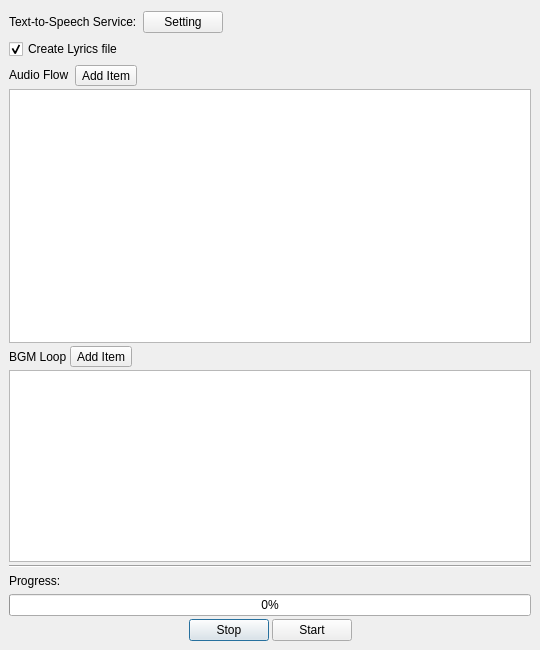
Old version of the form design/audiodialog.ui in the repository kokimame/joytan.
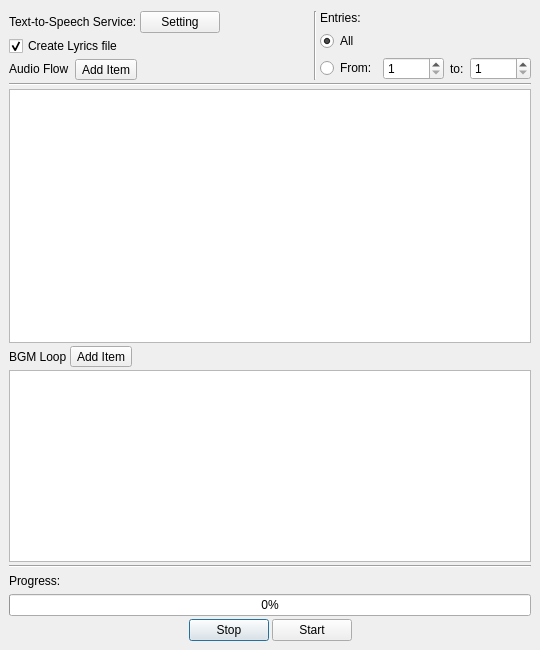
New version of the form.

Commit message: Adjust the range of Entry for making audiobook

The edit to the form file:
```diff
--- a/design/audiodialog.ui
+++ b/design/audiodialog.ui
@@ -25,12 +25,20 @@
    </property>
    <item>
     <layout class="QVBoxLayout" name="verticalLayout">
+     <property name="spacing">
+      <number>3</number>
+     </property>
      <item>
       <layout class="QHBoxLayout" name="horizontalLayout_3">
        <item>
-        <layout class="QHBoxLayout" name="horizontalLayout_2">
+        <layout class="QVBoxLayout" name="verticalLayout_4">
+         <property name="spacing">
+          <number>3</number>
+         </property>
          <item>
-          <widget class="QLabel" name="label">
+          <layout class="QHBoxLayout" name="horizontalLayout_4">
+           <item>
+            <widget class="QLabel" name="label_4">
            <property name="text">
             <string>Text-to-Speech Service:</string>
            </property>
@@ -47,7 +55,7 @@
           </widget>
          </item>
          <item>
-          <spacer name="horizontalSpacer_3">
+            <spacer name="horizontalSpacer_8">
            <property name="orientation">
             <enum>Qt::Horizontal</enum>
            </property>
@@ -61,12 +69,16 @@
          </item>
         </layout>
        </item>
-      </layout>
-     </item>
      <item>
-      <layout class="QHBoxLayout" name="horizontalLayout_6">
+          <layout class="QHBoxLayout" name="horizontalLayout_9">
        <item>
         <widget class="QCheckBox" name="lrcCheck">
+             <property name="sizePolicy">
+              <sizepolicy hsizetype="Minimum" vsizetype="Minimum">
+               <horstretch>0</horstretch>
+               <verstretch>0</verstretch>
+              </sizepolicy>
+             </property>
          <property name="text">
           <string>Create Lyrics file</string>
          </property>
@@ -90,11 +102,6 @@
        </item>
       </layout>
      </item>
-     <item>
-      <layout class="QVBoxLayout" name="verticalLayout_3">
-       <property name="spacing">
-        <number>3</number>
-       </property>
        <item>
         <layout class="QHBoxLayout" name="horizontalLayout_7">
          <property name="spacing">
@@ -129,6 +136,106 @@
          </item>
         </layout>
        </item>
+        </layout>
+       </item>
+       <item>
+        <widget class="Line" name="line_2">
+         <property name="orientation">
+          <enum>Qt::Vertical</enum>
+         </property>
+        </widget>
+       </item>
+       <item>
+        <layout class="QVBoxLayout" name="verticalLayout_5">
+         <property name="spacing">
+          <number>6</number>
+         </property>
+         <item>
+          <widget class="QLabel" name="label_5">
+           <property name="text">
+            <string>Entries:</string>
+           </property>
+          </widget>
+         </item>
+         <item>
+          <widget class="QRadioButton" name="allBtn">
+           <property name="sizePolicy">
+            <sizepolicy hsizetype="Minimum" vsizetype="Fixed">
+             <horstretch>0</horstretch>
+             <verstretch>0</verstretch>
+            </sizepolicy>
+           </property>
+           <property name="text">
+            <string>All</string>
+           </property>
+           <property name="checked">
+            <bool>true</bool>
+           </property>
+          </widget>
+         </item>
+         <item>
+          <layout class="QHBoxLayout" name="horizontalLayout_2">
+           <item>
+            <widget class="QRadioButton" name="partBtn">
+             <property name="text">
+              <string>From:</string>
+             </property>
+            </widget>
+           </item>
+           <item>
+            <widget class="QSpinBox" name="fromSpin">
+             <property name="minimum">
+              <number>1</number>
+             </property>
+             <property name="maximum">
+              <number>99999</number>
+             </property>
+             <property name="value">
+              <number>1</number>
+             </property>
+            </widget>
+           </item>
+           <item>
+            <widget class="QLabel" name="label">
+             <property name="text">
+              <string>to:</string>
+             </property>
+            </widget>
+           </item>
+           <item>
+            <widget class="QSpinBox" name="toSpin">
+             <property name="minimum">
+              <number>1</number>
+             </property>
+             <property name="maximum">
+              <number>99999</number>
+             </property>
+             <property name="value">
+              <number>1</number>
+             </property>
+            </widget>
+           </item>
+          </layout>
+         </item>
+        </layout>
+       </item>
+      </layout>
+     </item>
+     <item>
+      <widget class="Line" name="line_3">
+       <property name="frameShadow">
+        <enum>QFrame::Sunken</enum>
+       </property>
+       <property name="orientation">
+        <enum>Qt::Horizontal</enum>
+       </property>
+      </widget>
+     </item>
+     <item>
+      <layout class="QVBoxLayout" name="verticalLayout_3">
+       <property name="spacing">
+        <number>3</number>
+       </property>
        <item>
         <widget class="QListWidget" name="flowList">
          <property name="styleSheet">
```
Left out of the diff: 4 changed lines with no effect on the pictures. Lines whose indentation alone changed are shown as unchanged. The commit also changes 2 other files.
